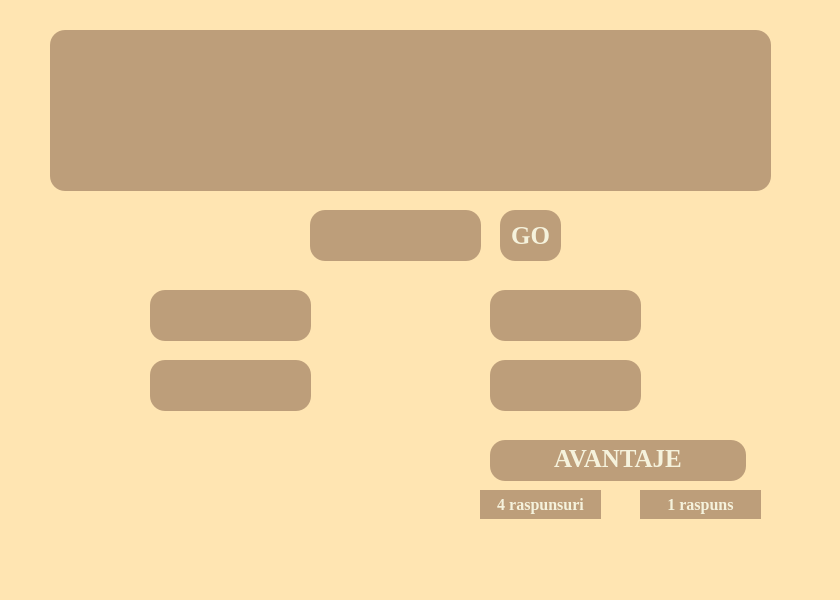
DianaMatei11/ProjectModernCPP---Triviador, file GUI/Start-intermediar/intrebarinumerice.ui: the form before one commit.
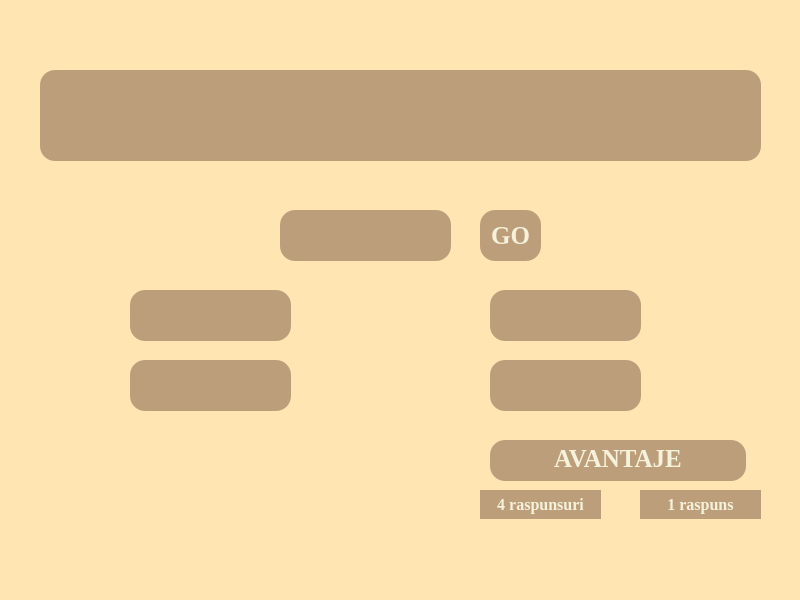
The form after the commit.

Commit message: Optimizari de design, corectare mici erori

What changed in the file:
```diff
--- a/GUI/Start-intermediar/intrebarinumerice.ui
+++ b/GUI/Start-intermediar/intrebarinumerice.ui
@@ -6,7 +6,7 @@
    <rect>
     <x>0</x>
     <y>0</y>
-    <width>840</width>
+    <width>800</width>
     <height>600</height>
    </rect>
   </property>
@@ -23,25 +23,28 @@
    <widget class="QLabel" name="IntrebareNumerica">
     <property name="geometry">
      <rect>
-      <x>50</x>
-      <y>30</y>
+      <x>40</x>
+      <y>70</y>
       <width>721</width>
-      <height>161</height>
+      <height>91</height>
      </rect>
     </property>
     <property name="styleSheet">
      <string notr="true">background-color: rgb(189, 158, 122);
-color: rgb(245, 242, 220); font-size: 25px; font: Bold; font-family:Georgia; border-radius:15px
+color: rgb(245, 242, 220); font-size: 15px; font: Bold; font-family:Georgia; border-radius:15px
 </string>
     </property>
     <property name="text">
      <string/>
     </property>
+    <property name="alignment">
+     <set>Qt::AlignCenter</set>
+    </property>
    </widget>
    <widget class="QLineEdit" name="raspuns_numeric">
     <property name="geometry">
      <rect>
-      <x>310</x>
+      <x>280</x>
       <y>210</y>
       <width>171</width>
       <height>51</height>
@@ -118,7 +121,7 @@
    <widget class="QPushButton" name="av0">
     <property name="geometry">
      <rect>
-      <x>150</x>
+      <x>130</x>
       <y>290</y>
       <width>161</width>
       <height>51</height>
@@ -136,7 +139,7 @@
    <widget class="QPushButton" name="av1">
     <property name="geometry">
      <rect>
-      <x>150</x>
+      <x>130</x>
       <y>360</y>
       <width>161</width>
       <height>51</height>
@@ -190,15 +193,21 @@
    <widget class="QPushButton" name="sendAnswer">
     <property name="geometry">
      <rect>
-      <x>500</x>
+      <x>480</x>
       <y>210</y>
       <width>61</width>
       <height>51</height>
      </rect>
     </property>
     <property name="styleSheet">
-     <string notr="true">background-color: rgb(189, 158, 122);
-color: rgb(245, 242, 220); font-size: 25px; font: Bold; font-family:Georgia; border-radius:15px</string>
+     <string notr="true">QPushButton
+{background-color: rgb(189, 158, 122);
+color: rgb(245, 242, 220); font-size: 25px; font: Bold; font-family:Georgia; border-radius:15px
+}
+QPushButton:Hover
+{
+background-color: rgb(145, 122, 94);
+}</string>
     </property>
     <property name="text">
      <string>GO</string>
```
Left out of the diff: 6 changed lines with no effect on the pictures. The commit also changes 4 other files.
